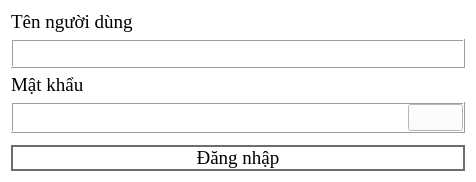
Before: the Qt Designer form ui/login.ui in DTNS2905/App_quan_ly_python_qt_, drawn with Qt 5.
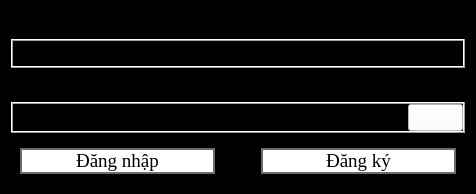
After: the same form once the commit is applied. Icons and pictures are not drawn.

Commit message: update background , win icon and title

Diff of the .ui file:
```diff
--- a/ui/login.ui
+++ b/ui/login.ui
@@ -37,9 +37,9 @@
      <colorrole role="Button">
       <brush brushstyle="SolidPattern">
        <color alpha="255">
-        <red>226</red>
-        <green>226</green>
-        <blue>226</blue>
+        <red>0</red>
+        <green>0</green>
+        <blue>0</blue>
        </color>
       </brush>
      </colorrole>
@@ -64,18 +64,18 @@
      <colorrole role="Base">
       <brush brushstyle="SolidPattern">
        <color alpha="255">
-        <red>255</red>
-        <green>255</green>
-        <blue>255</blue>
+        <red>0</red>
+        <green>0</green>
+        <blue>0</blue>
        </color>
       </brush>
      </colorrole>
      <colorrole role="Window">
       <brush brushstyle="SolidPattern">
        <color alpha="255">
-        <red>255</red>
-        <green>255</green>
-        <blue>255</blue>
+        <red>0</red>
+        <green>0</green>
+        <blue>0</blue>
        </color>
       </brush>
      </colorrole>
@@ -120,9 +120,9 @@
      <colorrole role="Button">
       <brush brushstyle="SolidPattern">
        <color alpha="255">
-        <red>226</red>
-        <green>226</green>
-        <blue>226</blue>
+        <red>0</red>
+        <green>0</green>
+        <blue>0</blue>
        </color>
       </brush>
      </colorrole>
@@ -147,18 +147,18 @@
      <colorrole role="Base">
       <brush brushstyle="SolidPattern">
        <color alpha="255">
-        <red>255</red>
-        <green>255</green>
-        <blue>255</blue>
+        <red>0</red>
+        <green>0</green>
+        <blue>0</blue>
        </color>
       </brush>
      </colorrole>
      <colorrole role="Window">
       <brush brushstyle="SolidPattern">
        <color alpha="255">
-        <red>255</red>
-        <green>255</green>
-        <blue>255</blue>
+        <red>0</red>
+        <green>0</green>
+        <blue>0</blue>
        </color>
       </brush>
      </colorrole>
@@ -194,27 +194,27 @@
      <colorrole role="Button">
       <brush brushstyle="SolidPattern">
        <color alpha="255">
-        <red>226</red>
-        <green>226</green>
-        <blue>226</blue>
+        <red>0</red>
+        <green>0</green>
+        <blue>0</blue>
        </color>
       </brush>
      </colorrole>
      <colorrole role="Base">
       <brush brushstyle="SolidPattern">
        <color alpha="255">
-        <red>255</red>
-        <green>255</green>
-        <blue>255</blue>
+        <red>0</red>
+        <green>0</green>
+        <blue>0</blue>
        </color>
       </brush>
      </colorrole>
      <colorrole role="Window">
       <brush brushstyle="SolidPattern">
        <color alpha="255">
-        <red>255</red>
-        <green>255</green>
-        <blue>255</blue>
+        <red>0</red>
+        <green>0</green>
+        <blue>0</blue>
        </color>
       </brush>
      </colorrole>
@@ -255,7 +255,7 @@
    <double>5.000000000000000</double>
   </property>
   <property name="autoFillBackground">
-   <bool>true</bool>
+   <bool>false</bool>
   </property>
   <property name="styleSheet">
    <string notr="true"/>
@@ -614,6 +614,9 @@
     </spacer>
    </item>
    <item>
+    <widget class="QWidget" name="horizontalWidget" native="true">
+     <layout class="QHBoxLayout" name="horizontalLayout_3">
+      <item>
     <widget class="QPushButton" name="login">
      <property name="sizePolicy">
       <sizepolicy hsizetype="Minimum" vsizetype="Maximum">
@@ -646,6 +649,57 @@
      </property>
     </widget>
    </item>
+      <item>
+       <widget class="QLabel" name="label">
+        <property name="sizePolicy">
+         <sizepolicy hsizetype="Maximum" vsizetype="Maximum">
+          <horstretch>0</horstretch>
+          <verstretch>0</verstretch>
+         </sizepolicy>
+        </property>
+        <property name="font">
+         <font>
+          <family>Times New Roman</family>
+          <pointsize>12</pointsize>
+          <italic>false</italic>
+          <bold>false</bold>
+         </font>
+        </property>
+        <property name="text">
+         <string>Hoặc</string>
+        </property>
+       </widget>
+      </item>
+      <item>
+       <widget class="QPushButton" name="register_button">
+        <property name="font">
+         <font>
+          <family>Times New Roman</family>
+          <pointsize>14</pointsize>
+         </font>
+        </property>
+        <property name="styleSheet">
+         <string notr="true">#register_button:hover{
+background-color:black;
+color: white;
+}
+
+#register_button {;
+background:white;
+border:2px solid rgb(109, 109, 109);
+color:black;
+}
+
+</string>
+        </property>
+        <property name="text">
+         <string>Đăng ký</string>
+        </property>
+       </widget>
+      </item>
+     </layout>
+    </widget>
+   </item>
   </layout>
   <zorder>verticalFrame</zorder>
   <zorder>password</zorder>
```
Left out of the diff: 25 changed lines with no effect on the pictures. Lines whose indentation alone changed are shown as unchanged. The commit also changes 8 other files.
